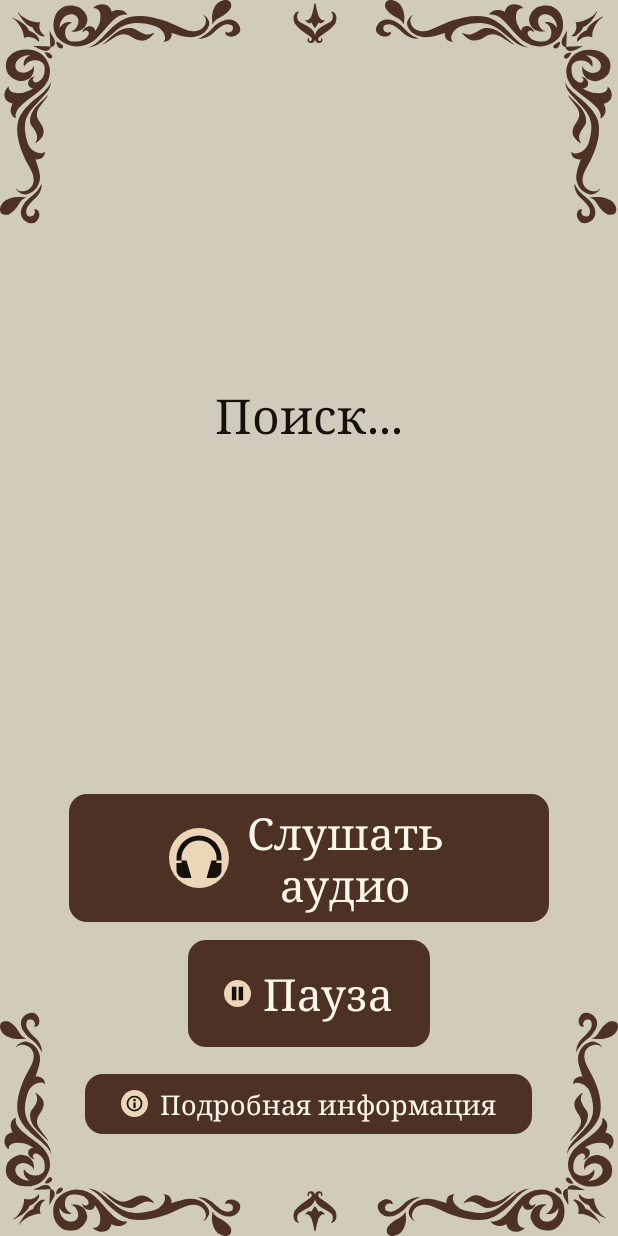
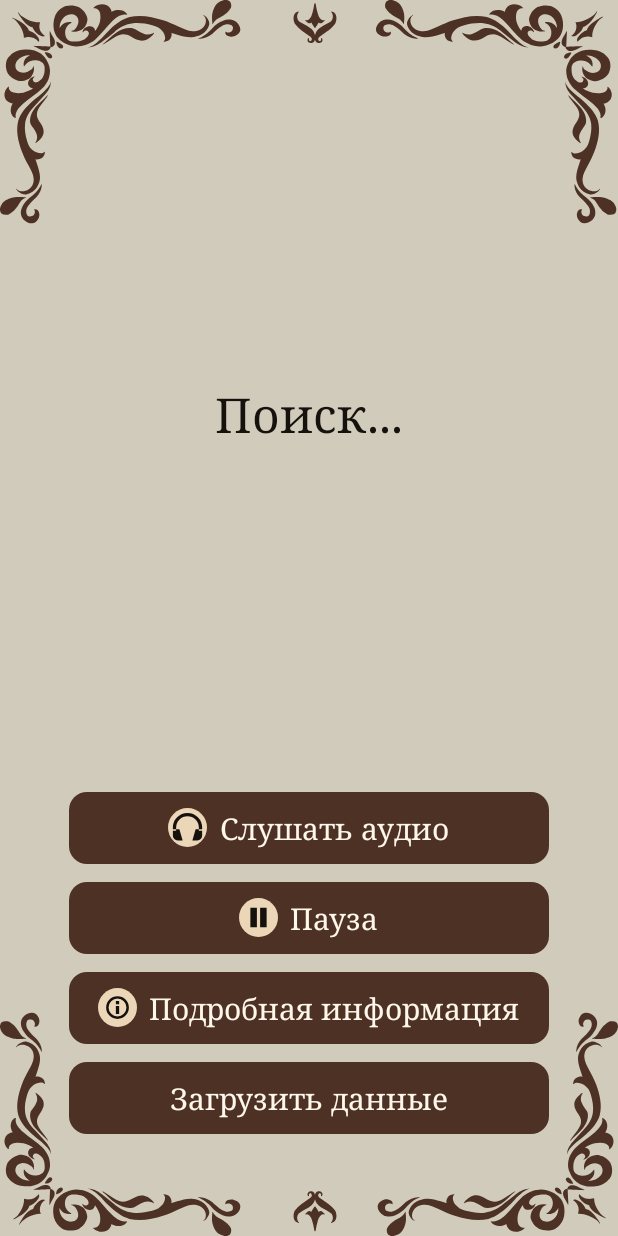
Before and after one commit to AudioGuide-Team-2026/AudioGuide-Android, an Android app: the layout activity_main.xml on its own in the app's theme, with its tools: preview values and no code run, on a phone screen of 412 x 824 dp. Run offline under Robolectric (Android 15) with nearby library versions, the phone set to English and light mode, and no system bars.

Commit message:
make ui great again!

```diff
--- a/app/src/main/java/com/project/audioguide/ui/MainActivity.kt
+++ b/app/src/main/java/com/project/audioguide/ui/MainActivity.kt
@@ -102,6 +102,9 @@ class MainActivity : AppCompatActivity() {
                 openDetails(sight.name, sight.description)
             }
         }
+        binding.btnReloadData.setOnClickListener {
+            viewModel.reloadSightsFromServer()
+        }
         binding.toggleDescription.setOnClickListener {
             setDescriptionExpanded(!descriptionExpanded)
         }
@@ -180,6 +183,7 @@ class MainActivity : AppCompatActivity() {
             repeatOnLifecycle(Lifecycle.State.STARTED) {
                 launch {
                     viewModel.uiState.collect { state ->
+                        binding.btnReloadData.isEnabled = !state.isLoading
                         val sight = state.detectedSight
                         val title = sight?.name ?: state.statusMessage
                         if (binding.tvInfo.text != title) binding.tvInfo.text = title
--- a/app/src/main/res/drawable/guide_info.xml
+++ b/app/src/main/res/drawable/guide_info.xml
@@ -1,5 +1,6 @@
 <vector xmlns:android="http://schemas.android.com/apk/res/android"
-    android:width="30dp" android:height="30dp"
+    android:width="@dimen/guide_action_icon_size"
+    android:height="@dimen/guide_action_icon_size"
     android:viewportWidth="24" android:viewportHeight="24">
     <path android:fillColor="#EBD6B7" android:pathData="M12,0a12,12 0,1 0,0 24a12,12 0,1 0,0 -24z" />
     <path android:fillColor="#15110D" android:fillType="evenOdd" android:pathData="M12,5a7,7 0,1 0,0 14a7,7 0,1 0,0 -14z M12,6.5a5.5,5.5 0,1 1,0 11a5.5,5.5 0,1 1,0 -11z M11,8h2v2h-2z M11,11h2v5h-2z" />
--- a/app/src/main/res/layout/activity_main.xml
+++ b/app/src/main/res/layout/activity_main.xml
@@ -50,6 +50,7 @@
             android:layout_marginBottom="64dp"
             android:gravity="center"
             android:orientation="vertical"
+            app:layout_constraintWidth_max="320dp"
             app:layout_constraintBottom_toBottomOf="parent"
             app:layout_constraintEnd_toEndOf="parent"
             app:layout_constraintStart_toStartOf="parent">
@@ -57,72 +58,74 @@
             <com.google.android.material.button.MaterialButton
                 android:id="@+id/btnListen"
                 style="@style/Widget.AudioGuide.Action"
-                android:layout_width="wrap_content"
+                android:layout_width="match_parent"
                 android:layout_height="wrap_content"
-                android:minHeight="79dp"
                 android:text="@string/guide_listen"
-                android:textSize="29sp"
-                app:icon="@drawable/guide_listen"
-                app:iconSize="40dp" />
+                app:icon="@drawable/guide_listen" />
 
             <com.google.android.material.button.MaterialButton
                 android:id="@+id/btnPause"
                 style="@style/Widget.AudioGuide.Action"
-                android:layout_width="wrap_content"
+                android:layout_width="match_parent"
                 android:layout_height="wrap_content"
                 android:layout_marginTop="4dp"
-                android:minHeight="79dp"
                 android:text="@string/guide_pause"
-                android:textSize="29sp"
                 app:icon="@drawable/guide_pause" />
 
             <com.google.android.material.button.MaterialButton
                 android:id="@+id/btnDetails"
                 style="@style/Widget.AudioGuide.Action"
-                android:layout_width="wrap_content"
+                android:layout_width="match_parent"
                 android:layout_height="wrap_content"
-                android:layout_marginTop="10dp"
-                android:minHeight="48dp"
+                android:layout_marginTop="4dp"
                 android:text="@string/guide_details"
-                android:textSize="18sp"
                 app:icon="@drawable/guide_info" />
+
+            <com.google.android.material.button.MaterialButton
+                android:id="@+id/btnReloadData"
+                style="@style/Widget.AudioGuide.Action"
+                android:layout_width="match_parent"
+                android:layout_height="wrap_content"
+                android:layout_marginTop="4dp"
+                android:text="@string/guide_reload_data" />
         </LinearLayout>
     </androidx.constraintlayout.widget.ConstraintLayout>
+
+    <androidx.constraintlayout.widget.Guideline
+        android:id="@+id/detailsTop"
+        android:layout_width="wrap_content"
+        android:layout_height="wrap_content"
+        android:orientation="horizontal"
+        app:layout_constraintGuide_percent="0.18" />
 
     <androidx.core.widget.NestedScrollView
         android:id="@+id/details"
         android:layout_width="0dp"
         android:layout_height="0dp"
-        android:layout_marginHorizontal="44dp"
-        android:layout_marginVertical="32dp"
-        android:fillViewport="true"
+        android:layout_marginHorizontal="28dp"
+        android:layout_marginTop="12dp"
+        android:layout_marginBottom="32dp"
         android:visibility="gone"
         app:layout_constraintBottom_toBottomOf="parent"
         app:layout_constraintEnd_toEndOf="parent"
         app:layout_constraintStart_toStartOf="parent"
-        app:layout_constraintTop_toTopOf="parent">
+        app:layout_constraintTop_toBottomOf="@id/detailsTop"
+        app:layout_constraintWidth_max="320dp">
 
         <LinearLayout
             android:layout_width="match_parent"
             android:layout_height="wrap_content"
-            android:gravity="center_vertical"
             android:orientation="vertical">
 
-            <TextView
+            <com.google.android.material.button.MaterialButton
                 android:id="@+id/sightName"
+                style="@style/Widget.AudioGuide.Action"
                 android:layout_width="match_parent"
                 android:layout_height="wrap_content"
-                android:layout_marginHorizontal="6dp"
                 android:accessibilityHeading="true"
-                android:background="@drawable/guide_card"
-                android:drawableStart="@drawable/guide_info"
-                android:drawablePadding="6dp"
-                android:fontFamily="serif"
-                android:gravity="center_vertical"
-                android:paddingHorizontal="7dp"
-                android:paddingVertical="3dp"
-                android:textColor="@color/guide_text"
-                android:textSize="19sp" />
+                android:clickable="false"
+                android:focusable="false"
+                app:icon="@drawable/guide_info" />
 
             <LinearLayout
                 android:layout_width="match_parent"
--- a/app/src/main/res/values/guide_ui.xml
+++ b/app/src/main/res/values/guide_ui.xml
@@ -3,10 +3,13 @@
     <color name="guide_card">#4C3124</color>
     <color name="guide_ink">#15110D</color>
     <color name="guide_text">#FFF7EB</color>
+    <dimen name="guide_action_text_size">20sp</dimen>
+    <dimen name="guide_action_icon_size">26dp</dimen>
     <string name="guide_searching">Поиск...</string>
     <string name="guide_listen">Слушать аудио</string>
     <string name="guide_pause">Пауза</string>
     <string name="guide_details">Подробная информация</string>
+    <string name="guide_reload_data">Загрузить данные</string>
     <string name="guide_audio_error">Не удалось воспроизвести озвучку. Попробуйте ещё раз.</string>
     <string name="guide_audio_network_error">Сетевой голос недоступен. Попробуйте ещё раз или установите русский голос в настройках синтеза речи.</string>
     <string name="guide_audio_language_unavailable">Русский голос недоступен. Установите его в настройках синтеза речи.</string>
@@ -15,6 +18,11 @@
     <style name="Widget.AudioGuide.Action" parent="Widget.Material3.Button">
         <item name="android:fontFamily">serif</item>
         <item name="android:textAllCaps">false</item>
+        <item name="android:textSize">@dimen/guide_action_text_size</item>
+        <item name="android:minHeight">56dp</item>
+        <item name="android:paddingStart">16dp</item>
+        <item name="android:paddingEnd">16dp</item>
+        <item name="iconSize">@dimen/guide_action_icon_size</item>
         <item name="android:textColor">@color/guide_text</item>
         <item name="android:letterSpacing">0</item>
         <item name="android:insetLeft">0dp</item>
```
Also changed, not shown: 1 other file.
